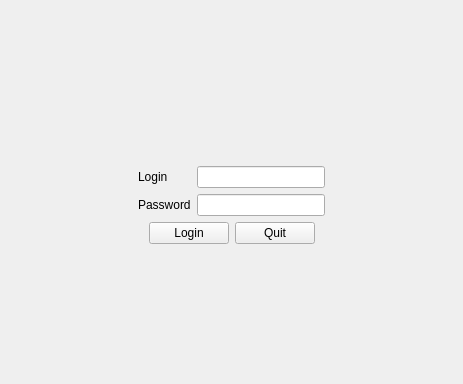
Above: Logiciel/PC/windows/ClientEIP/login.ui from connery/epicopter before the change. Below: the same form after it.
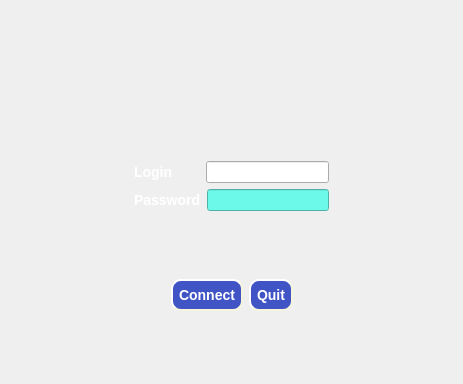
That is the form after the change.

The edit to the form file:
```diff
--- a/Logiciel/PC/windows/ClientEIP/login.ui
+++ b/Logiciel/PC/windows/ClientEIP/login.ui
@@ -64,6 +64,19 @@
      </item>
     </layout>
    </item>
+   <item>
+    <spacer name="verticalSpacer_3">
+     <property name="orientation">
+      <enum>Qt::Vertical</enum>
+     </property>
+     <property name="sizeHint" stdset="0">
+      <size>
+       <width>20</width>
+       <height>40</height>
+      </size>
+     </property>
+    </spacer>
+   </item>
    <item>
     <layout class="QHBoxLayout" name="horizontalLayout">
      <item>
@@ -81,13 +94,21 @@
      </item>
      <item>
       <widget class="QLabel" name="label_2">
+       <property name="styleSheet">
+        <string notr="true">color: rgb(255, 255, 255);
+font: bold 14px;</string>
+       </property>
        <property name="text">
         <string>Login       </string>
        </property>
       </widget>
      </item>
      <item>
-      <widget class="QLineEdit" name="lblLogin"/>
+      <widget class="QLineEdit" name="lblLogin">
+       <property name="styleSheet">
+        <string notr="true"/>
+       </property>
+      </widget>
      </item>
      <item>
       <spacer name="horizontalSpacer_2">
@@ -121,13 +142,21 @@
      </item>
      <item>
       <widget class="QLabel" name="label">
+       <property name="styleSheet">
+        <string notr="true">color: rgb(255, 255, 255);
+font: bold 14px;</string>
+       </property>
        <property name="text">
         <string>Password</string>
        </property>
       </widget>
      </item>
      <item>
-      <widget class="QLineEdit" name="lblPassword"/>
+      <widget class="QLineEdit" name="lblPassword">
+       <property name="styleSheet">
+        <string notr="true">background-color: rgb(109, 249, 233);</string>
+       </property>
+      </widget>
      </item>
      <item>
       <spacer name="horizontalSpacer_4">
@@ -144,6 +173,19 @@
      </item>
     </layout>
    </item>
+   <item>
+    <spacer name="verticalSpacer_4">
+     <property name="orientation">
+      <enum>Qt::Vertical</enum>
+     </property>
+     <property name="sizeHint" stdset="0">
+      <size>
+       <width>20</width>
+       <height>40</height>
+      </size>
+     </property>
+    </spacer>
+   </item>
    <item>
     <layout class="QHBoxLayout" name="horizontalLayout_3">
      <item>
@@ -161,13 +203,63 @@
      </item>
      <item>
       <widget class="QPushButton" name="BtnLogin">
+       <property name="styleSheet">
+        <string notr="true">QPushButton#BtnLogin:pressed{
+    scolor: rgb(255, 255, 255);
+	 background-color: rgb(64, 84, 197);
+     border-style: outset;
+     border-width: 2px;
+     border-radius: 10px;
+     border-color: red;
+     font: bold 14px;
+     min-width: 5em;
+     padding: 6px;
+}
+
+ QPushButton#BtnLogin{
+    color: rgb(255, 255, 255);
+	 background-color: rgb(64, 84, 197);
+     border-style: outset;
+     border-width: 2px;
+     border-radius: 10px;
+     border-color: beige;
+     font: bold 14px;
+     min-width: 5em;
+     padding: 6px;
+ }</string>
+       </property>
        <property name="text">
-        <string>Login</string>
+        <string>Connect</string>
        </property>
       </widget>
      </item>
      <item>
       <widget class="QPushButton" name="BtnQuit">
+       <property name="styleSheet">
+        <string notr="true">QPushButton#BtnQuit:pressed{
+    scolor: rgb(255, 255, 255);
+	 background-color: rgb(64, 84, 197);
+     border-style: outset;
+     border-width: 2px;
+     border-radius: 10px;
+     border-color: red;
+     font: bold 14px;
+     min-width: 5em;
+     padding: 6px;
+}
+
+ QPushButton#BtnQuit{
+    color: rgb(255, 255, 255);
+	 background-color: rgb(64, 84, 197);
+     border-style: outset;
+     border-width: 2px;
+     border-radius: 10px;
+     border-color: beige;
+     font: bold 14px;
+     min-width: 5em;
+     padding: 6px;
+ }</string>
+       </property>
        <property name="text">
         <string>Quit</string>
        </property>
```
